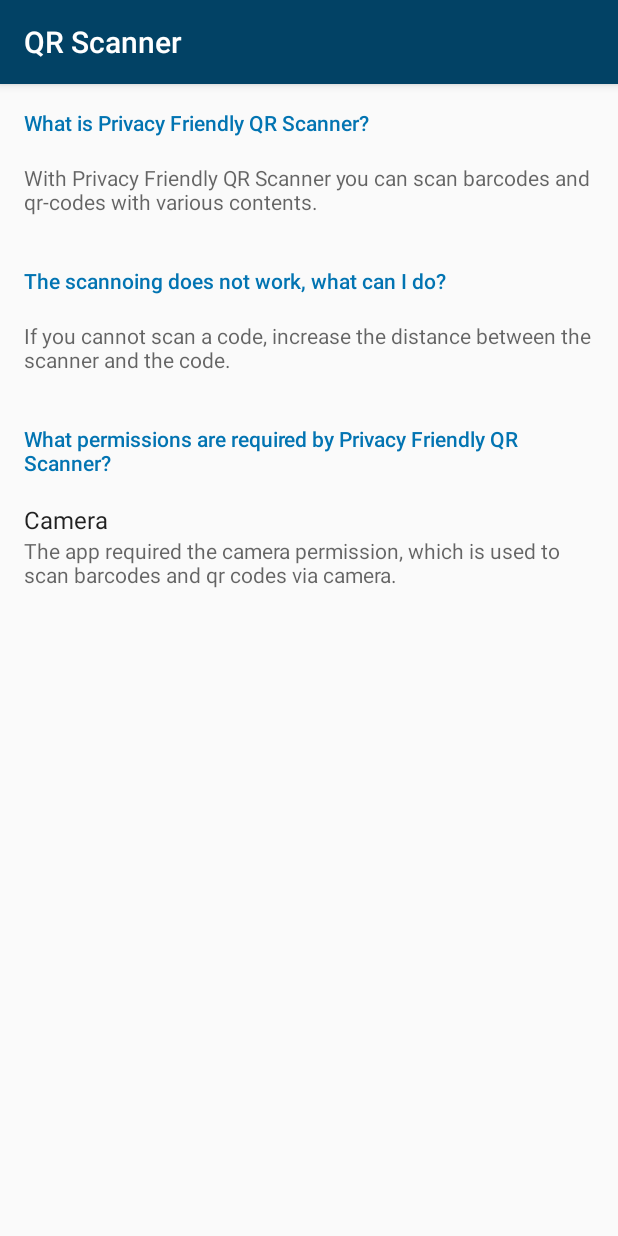
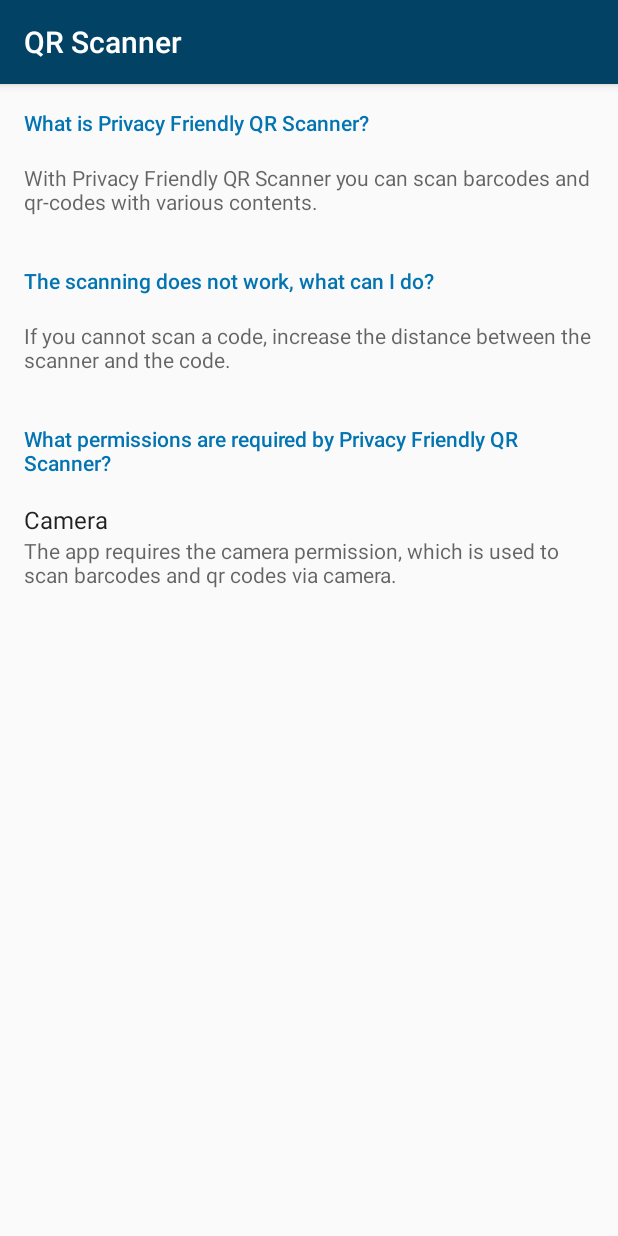
Before and after one commit to SecUSo/privacy-friendly-qr-scanner, an Android app: the fragment HelpFragment shown on its own in the app's theme, on a phone screen of 412 x 824 dp. Run offline under Robolectric (Android 15) with nearby library versions, the phone set to English and light mode, and no system bars; 1 statement that could not run was skipped.

Commit message:
Add french translation + fix some typos

```diff
--- a/app/src/main/res/values/strings.xml
+++ b/app/src/main/res/values/strings.xml
@@ -39,8 +39,8 @@
     <string name="usability_hint2">If you cannot scan a code, increase the distance between the scanner and the code.</string>
 
     <string name="description_contact">The QR-Code you scanned contains contact information. In order to <i>import</i> it into your address book, click Proceed.</string>
-    <string name="description_email">The QR-Code you scanned contains an email address. In order to <i>send an email</i> or <i>add it to a contact</i>, click Proceed.</string>
-    <string name="description_send_email">The QR-Code you scanned contains an filled email. In order to <i>send</i> it or <i>add the address a contact</i>, click Proceed.</string>
+    <string name="description_email">The QR-Code you scanned contains a email address. In order to <i>send an email</i> or <i>add it to a contact</i>, click Proceed.</string>
+    <string name="description_send_email">The QR-Code you scanned contains a filled email. In order to <i>send</i> it or <i>add the address a contact</i>, click Proceed.</string>
     <string name="description_product">The code you scanned contains a product code. In order to </string>
     <string name="description_tel">The QR-Code you scanned contains a phone number. In order to <i>start a call</i> or <i>add it to a contact</i>, just click Proceed.</string>
     <string name="description_sms">The QR-Code you scanned contains an SMS. In order to <i>send</i> the SMS or <i>add the number to a contact</i>, click Proceed.</string>
@@ -129,11 +129,11 @@
     <string name="privacy_friendly">This application belongs to the group of Privacy Friendly Apps developed by Technische Universität Darmstadt. Sourcecode licensed under GPLv3. Images copyright TU Darmstadt and Google Inc.</string>
     <string name="more_info">More information can be found on:</string>
     <string name="github" translatable="false"><a href="https://github.com/SecUSo/privacy-friendly-qr-scanner">Github-Repo</a></string>-->
-    <string name="help_permission1_description">The app required the camera permission, which is used to scan barcodes and qr codes via camera.</string>
+    <string name="help_permission1_description">The app requires the camera permission, which is used to scan barcodes and qr codes via camera.</string>
     <string name="help_permission1_heading">Camera</string>
     <string name="help_example"></string>
     <string name="help_privacy_heading">What permissions are required by Privacy Friendly QR Scanner?</string>
-    <string name="help_category_example">The scannoing does not work, what can I do?</string>
+    <string name="help_category_example">The scanning does not work, what can I do?</string>
     <string name="help_overview_heading">What is Privacy Friendly QR Scanner?</string>
     <string name="help_intro">With Privacy Friendly QR Scanner you can scan barcodes and qr-codes with various contents.</string>
 </resources>
```
Also changed, not shown: 2 other files.
